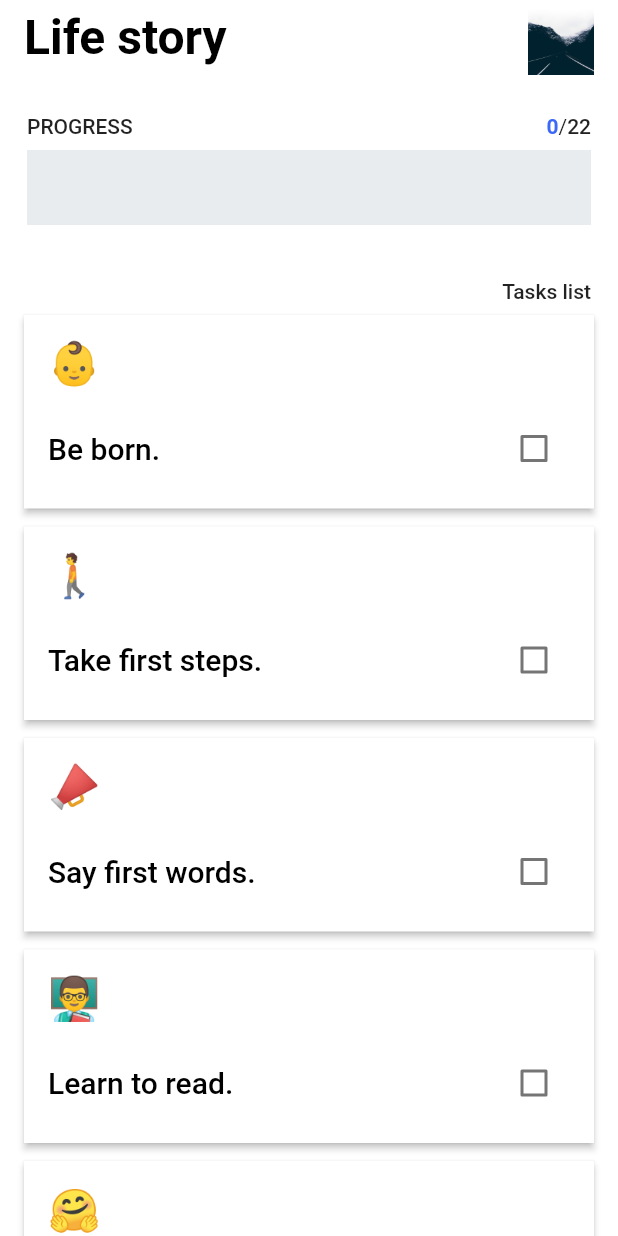
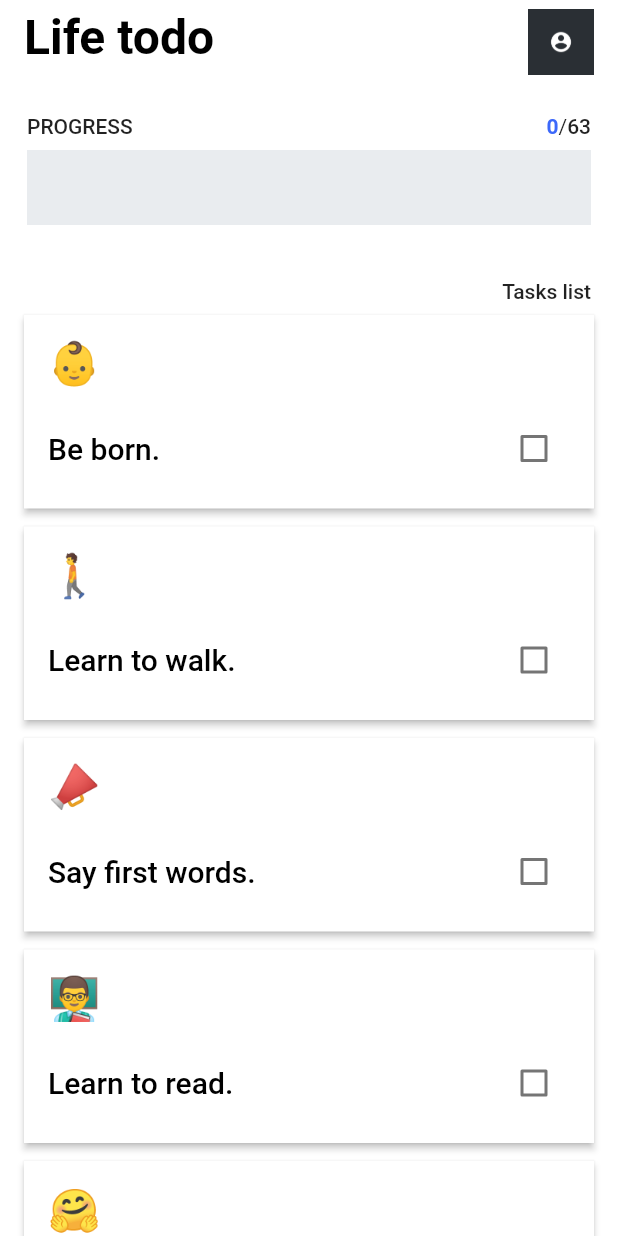
Before and after one commit to Ivaskuu/life_todo, a Flutter app: the screen it shows after launch, after a tap on "CONTINUE", on a phone screen of 412 x 824 dp. Run offline on Flutter 3.47's test engine with Material 2 defaults, Android fonts, the phone set to English and light mode, and no system bars; our stand-ins replace image_picker, share, shared_preferences; accounts and stored records are empty.

Commit message:
Added more tasks, a new no user image, and a share button for the todo cards

```diff
--- a/lib/misc/io_manager.dart
+++ b/lib/misc/io_manager.dart
@@ -57,7 +57,7 @@ class IOManager
 
     for (int i = 0; i < tasks.length; i++)
     {
-      if(tasks[i].done == true) tasksToWrite += tasks[i].description;
+      tasksToWrite += tasks[i].description;
       if(i != tasks.length - 1) tasksToWrite += '\n';
     }
 
--- a/lib/misc/tasks_list.dart
+++ b/lib/misc/tasks_list.dart
@@ -5,7 +5,7 @@ class TasksList
   static List<Task> tasks =
   [
     new Task('👶', 'Be born'),
-    new Task('🚶‍', 'Take first steps'),
+    new Task('🚶‍', 'Learn to walk'),
     new Task('📣', 'Say first words'),
     new Task('👨‍🏫', 'Learn to read'),
     new Task('🤗', 'Make a friend'),
@@ -14,17 +14,59 @@ class TasksList
     new Task('🏫', 'Finish elementary school'),
     new Task('⚽', 'Play a sport'),
     new Task('🛫', 'Fly in a plane'),
-    new Task('🛥️', 'Ride a boat'),
+    new Task('🛥️', 'Ride in a boat'),
     new Task('🚆', 'Ride in a train'),
-    new Task('🚁', 'Ride a helicopter'),
+    new Task('🚁', 'Ride in a helicopter'),
     new Task('🌊', 'See the ocean'),
-    new Task('❄️', 'See snow'),
+    new Task('❄️', 'See some snow'),
     new Task('☃️', 'Make a snowman'),
+    new Task('❄️☃️', 'Have a snowball fight'),
+    new Task('🎢', 'Ride a rollercoaster'),
+    new Task('🏕️', 'Go camping'),
     new Task('🏫', 'Finish middle school'),
     new Task('🎶', 'Go to a concert'),
-    new Task('🏕️', 'Go camping'),
-    new Task('🎢', 'Ride a rollercoaster'),
-    new Task('🎻', 'Play an instrument'),
-    new Task('💋', 'Get kissed'),
+    new Task('🎻', 'Learn to play an instrument'),
+    new Task('💳', 'Open a bank account'),
+    new Task('🚘', 'Drive'),
+    new Task('🗾', 'Visit another country'),
+    new Task('🗺️', 'Go on a roadtrip'),
+    new Task('🎤', 'Give a public speech'),
+    new Task('🏫', 'Graduate high school'),
+    new Task('🌐', 'Learn another language'),
+    new Task('📷', 'Get an autograph from an idol'),
+    new Task('😩', 'Make a terrible mistake'),
+    new Task('🏆', 'Win a trophy'),
+    new Task('⛰️', 'Climb a mountain'),
+    new Task('🎽', 'Run a marathon'),
+    new Task('🍳', 'Cook your first meal'),
+    new Task('🔥', 'Burn a meal'),
+    new Task('🔦', 'Explore a cave'),
+    new Task('🌋', 'See a volcano'),
+    new Task('🎓', 'Graduate college'),
+    new Task('🌷', 'Plant a garden'),
+    new Task('💕', 'Have a long relationship'),
+    new Task('💔', 'Get a broken heart'),
+    new Task('🏢🙍‍', 'Prepare a job interview'),
+    new Task('🏢🍾', 'Get a job'),
+    new Task('☝️', 'Get promoted'),
+    new Task('💵', 'Receive your first paycheck'),
+    new Task('🔥', 'Get fired'),
+    new Task('📰', 'Get in the news'),
+    new Task('🗳️', 'Vote in an election'),
+    new Task('🏠', 'Buy a house'),
+    new Task('👰', 'Get married'),
+    new Task('👶', 'Have a kid'),
+    new Task('👨‍👩‍👧‍👦', 'Have multiple kids'),
+    new Task('🚶‍', 'Teach your kids to walk'),
+    new Task('📣', 'Teach your kid to talk'),
+    new Task('🎓', 'Watch your kid graduate'),
+    new Task('👰', 'Watch your kid get married'),
+    new Task('👴', 'Become a grandparent'),
+    new Task('🏖️', 'Retire'),
+    new Task('📔', 'Tell your grandkid a story'),
+    new Task('🌑', 'See a solar eclipse'),
+    new Task('🌎', 'Travel the world'),
+    new Task('🎂', 'Turn 100 years old'),
+    //new Task('✔️', 'Complete Life Checklist'),
   ];
 }
--- a/lib/misc/user_image.dart
+++ b/lib/misc/user_image.dart
@@ -11,6 +11,6 @@ class UserImage extends StatelessWidget
     ? new Container
     (
       decoration: new BoxDecoration(image: new DecorationImage(image: new FileImage(new File(User.userImagePath)), fit: BoxFit.cover, alignment: Alignment.center))
-    ) : new Container(decoration: new BoxDecoration(image: new DecorationImage(image: new AssetImage('res/mountains.jpg'), fit: BoxFit.cover, alignment: Alignment.center)));
+    ) : new Container(decoration: new BoxDecoration(image: new DecorationImage(image: new AssetImage('res/user.png'), fit: BoxFit.cover, alignment: Alignment.center)));
   }
 }
--- a/lib/pages/menu_page.dart
+++ b/lib/pages/menu_page.dart
@@ -3,6 +3,7 @@ import '../user.dart';
 import 'login_page.dart';
 import '../misc/user_image.dart';
 import '../misc/io_manager.dart';
+import '../misc/tasks_list.dart';
 
 class MenuPage extends StatefulWidget
 {
@@ -25,7 +26,7 @@ class _MenuPageState extends State<MenuPage>
         [
           new Container
           (
-            margin: new EdgeInsets.only(top: 48.0),
+            margin: new EdgeInsets.only(top: 64.0),
             child:   new Row
             (
               mainAxisAlignment: MainAxisAlignment.center,
@@ -52,7 +53,7 @@ class _MenuPageState extends State<MenuPage>
                   children: <Widget>
                   [
                     new Text(User.name, style: new TextStyle(fontSize: 32.0, fontWeight: FontWeight.w500)),
-                    new Text(User.completedTasks.length.toString() + ' completed tasks over 69')
+                    new Text(User.completedTasks.length.toString() + ' completed tasks over ' + TasksList.tasks.length.toString())
                   ],
                 )
               ],
@@ -90,6 +91,7 @@ class _MenuPageState extends State<MenuPage>
                       User.userImagePath = null;
                       User.completedTasks = new List();
 
+                      Navigator.of(context).pop();
                       Navigator.of(context).pushReplacement(new MaterialPageRoute(builder: (_) => new LoginPage()));
                     },
                     child: new Container
--- a/lib/pages/todo_list_page/todo_card.dart
+++ b/lib/pages/todo_list_page/todo_card.dart
@@ -3,6 +3,8 @@ import '../../misc/io_manager.dart';
 import '../../misc/mycolors.dart';
 import '../../logic/task.dart';
 import '../../user.dart';
+
+import 'package:share/share.dart';
 
 class TodoCard extends StatefulWidget
 {
@@ -62,6 +64,18 @@ class _TodoCardState extends State<TodoCard>
                       (
                         child: new Text(widget.task.emoji, style: new TextStyle(fontSize: 28.0)),
                       ),
+                      // Share button
+                      widget.task.done
+                      ? new InkWell
+                      (
+                        onTap: () => share(User.name + ' has completed ' + widget.task.description + ' in Life Todo!'),
+                        child: new Container
+                        (
+                          margin: new EdgeInsets.only(right: 12.0),
+                          child: new Icon(Icons.share, color: Colors.white, size: 22.0),
+                        )
+                      )
+                      : new Container()
                       /*new Expanded
                       (
                         child: new Container
@@ -102,7 +116,7 @@ class _TodoCardState extends State<TodoCard>
                       /// Task description
                       new Flexible
                       (
-                        child:   new Text
+                        child: new Text
                         (
                           widget.task.description.endsWith('.') ?  widget.task.description :  widget.task.description + '.',
                           style: new TextStyle(color: widget.task.done ? Colors.white : Colors.black, fontSize: 20.0, fontWeight: FontWeight.w500)
--- a/lib/pages/todo_list_page/todo_list_page.dart
+++ b/lib/pages/todo_list_page/todo_list_page.dart
@@ -77,7 +77,7 @@ class TodoListPageState extends State<TodoListPage>
                   child: new Container
                   (
                     margin: new EdgeInsets.only(left: 16.0),
-                    child: new Text('Life story', style: new TextStyle(color: Colors.black, fontSize: 32.0, fontWeight: FontWeight.w600))
+                    child: new Text('Life todo', style: new TextStyle(color: Colors.black, fontSize: 32.0, fontWeight: FontWeight.w600))
                   ),
                 ),
                 new Align
--- a/pubspec.yaml
+++ b/pubspec.yaml
@@ -1,5 +1,5 @@
 name: life_todo
-description: A new Flutter project.
+description: Your life checklist ✅
 
 dependencies:
   flutter:
@@ -7,6 +7,7 @@ dependencies:
   path_provider: "^0.4.0"
   image_picker: "^0.3.1"
   shared_preferences: "^0.4.0"
+  share: "^0.4.0"
 
 dev_dependencies:
   flutter_test:
@@ -30,6 +31,7 @@ flutter:
    - res/tasks_list.txt
    - res/mountains.jpg
    - res/forest.jpg
+   - res/user.png
 
   # An image asset can refer to one or more resolution-specific "variants", see
   # https://flutter.io/assets-and-images/#resolution-aware.
```
Also changed, not shown: res/user.png (added).
